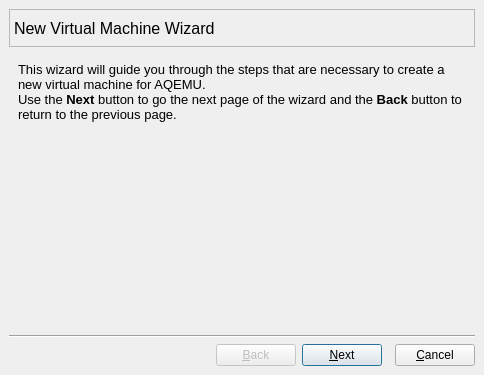
Old version of the form src/VM_Wizard_Window.ui in the repository tobimensch/aqemu.
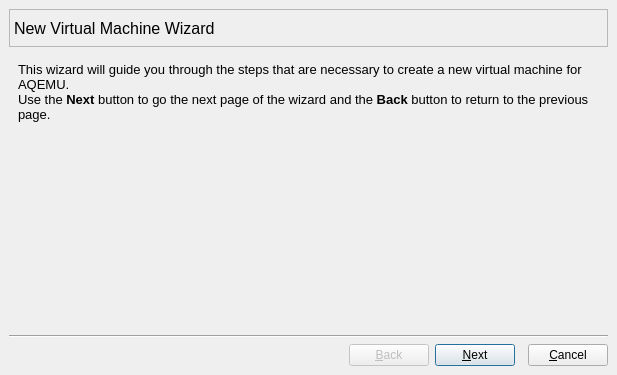
New version of the form. Icons and pictures are not drawn.

Diff of the .ui file:
```diff
--- a/src/VM_Wizard_Window.ui
+++ b/src/VM_Wizard_Window.ui
@@ -7,7 +7,7 @@
    <rect>
     <x>0</x>
     <y>0</y>
-    <width>484</width>
+    <width>617</width>
     <height>375</height>
    </rect>
   </property>
```
Left out of the diff: 82 changed lines with no effect on the pictures.
